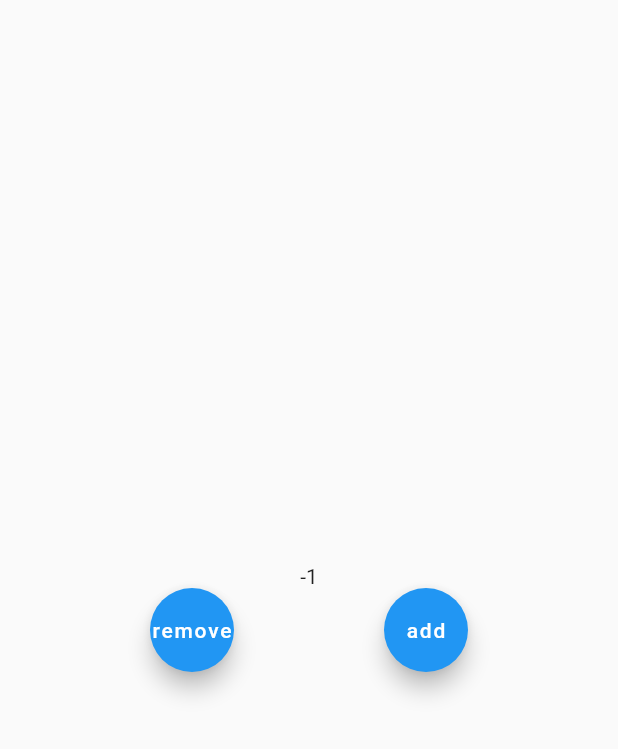
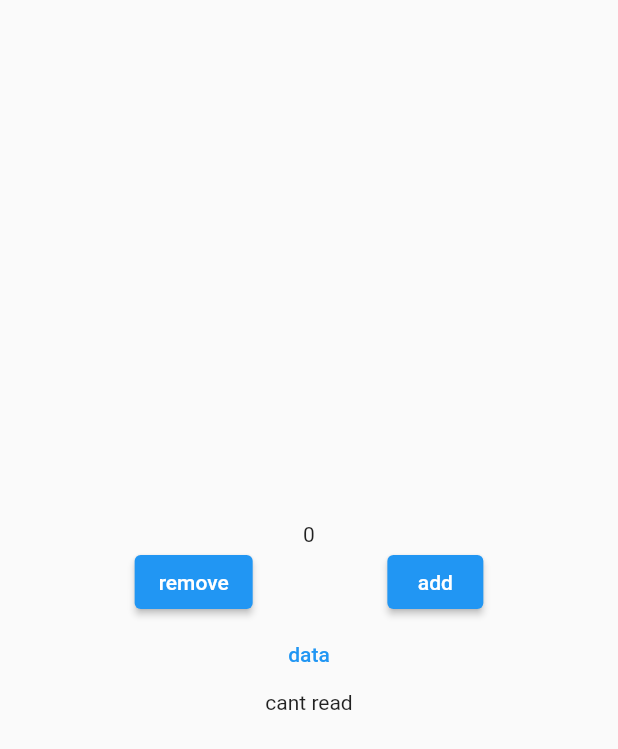
Before and after one commit to ofekSushan/bloc_test, a Flutter app: the screen it shows after launch, after a tap on "remove", on a phone screen of 412 x 824 dp. Shown: the top 749 px of the screen. Run offline on Flutter 3.47's test engine with Material 2 defaults, Android fonts, the phone set to English and light mode, and no system bars; our stand-ins replace bloc, connectivity_plus, flutter_bloc.

```diff
--- a/lib/cubit/counter_cubit.dart
+++ b/lib/cubit/counter_cubit.dart
@@ -1,10 +1,32 @@
+import 'dart:async';
+
 import 'package:bloc/bloc.dart';
+import 'package:bloc_test/globals/enum/enum.dart';
 import 'package:meta/meta.dart';
+
+import 'internet_cubit.dart';
+import 'dart:async';
+
+import 'package:flutter/material.dart';
+import 'package:provider/provider.dart';
+import 'package:flutter_bloc/flutter_bloc.dart';
 
 part 'counter_state.dart';
 
 class CounterCubit extends Cubit<CounterState> {
-  CounterCubit() : super(CounterState(counterValue: 0));
+  final InternetCubit internetCubit;
+  StreamSubscription? connectivitySubscription;
+
+  CounterCubit({
+    required this.internetCubit,
+  }) : super(CounterState(counterValue: 0)) {
+    connectivitySubscription = internetCubit.stream.listen((InternetState) {
+      if (InternetState is InternetConnection &&
+          InternetState != ConnectionTypes.noConnection) {
+        add();
+      }
+    });
+  }
 
   void add() => emit(
         CounterState(counterValue: state.counterValue + 1, Isadded: true),
@@ -12,4 +34,9 @@ class CounterCubit extends Cubit<CounterState> {
 
   void remove() =>
       emit(CounterState(counterValue: state.counterValue - 1, Isadded: false));
+
+  Future<void> close() {
+    connectivitySubscription?.cancel();
+    return super.close();
+  }
 }
--- /dev/null
+++ b/lib/cubit/internet_cubit.dart
@@ -0,0 +1,36 @@
+import 'dart:async';
+
+import 'package:bloc/bloc.dart';
+import 'package:bloc_test/globals/enum/enum.dart';
+import 'package:meta/meta.dart';
+import 'package:connectivity_plus/connectivity_plus.dart';
+
+part 'internet_state.dart';
+
+class InternetCubit extends Cubit<InternetState> {
+  final Connectivity connectivity;
+  StreamSubscription? connectivitySubscription;
+  InternetCubit({required this.connectivity}) : super(InternetLoading()) {
+    connectivity.onConnectivityChanged.listen(
+      (Result) {
+        if (Result == ConnectionTypes.wifi) {
+          ConnectToInternet(ConnectionTypes.wifi);
+        } else if (Result == ConnectionTypes.mobile) {
+          ConnectToInternet(ConnectionTypes.mobile);
+        } else if (Result == ConnectionTypes.noConnection) {
+          ConnectToInternet(ConnectionTypes.noConnection);
+        } else {
+          return ConnectToInternet(ConnectionTypes.cantread);
+        }
+      },
+    );
+  }
+
+  void ConnectToInternet(ConnectionTypes Type) =>
+      emit(InternetConnection(type: Type));
+
+  Future<void> close() {
+    connectivitySubscription!.cancel();
+    return super.close();
+  }
+}
--- /dev/null
+++ b/lib/cubit/internet_state.dart
@@ -0,0 +1,16 @@
+part of 'internet_cubit.dart';
+
+@immutable
+abstract class InternetState {}
+
+class InternetInitial extends InternetState {}
+
+class InternetLoading extends InternetState {}
+
+class InternetConnection extends InternetState {
+  final ConnectionTypes type;
+
+  InternetConnection({
+    required this.type,
+  });
+}
--- /dev/null
+++ b/lib/globals/enum/enum.dart
@@ -0,0 +1 @@
+enum ConnectionTypes { noConnection, wifi, mobile, cantread }
--- a/lib/main.dart
+++ b/lib/main.dart
@@ -1,23 +1,36 @@
 import 'dart:async';
 
+import 'package:bloc_test/cubit/internet_cubit.dart';
+import 'package:connectivity_plus/connectivity_plus.dart';
 import 'package:flutter/material.dart';
 import 'package:provider/provider.dart';
 import 'package:flutter_bloc/flutter_bloc.dart';
 
 import 'cubit/counter_cubit.dart';
+import 'screens/SecScreen.dart';
+import 'screens/splash.dart';
 
 void main() {
-  runApp(MyApp());
+  runApp(MyApp(
+    connection: Connectivity(),
+  ));
 }
 
 class MyApp extends StatelessWidget {
+  final Connectivity connection;
+
+  const MyApp({super.key, required this.connection});
+
   @override
   Widget build(BuildContext context) {
     return MultiProvider(
       providers: [
-        BlocProvider(
-          create: (_) => CounterCubit(),
-        )
+        BlocProvider<InternetCubit>(
+          create: (context) => InternetCubit(connectivity: connection),
+        ),
+        BlocProvider<CounterCubit>(
+            create: (context) =>
+                CounterCubit(internetCubit: context.read<InternetCubit>())),
       ],
       child: App(),
     );
@@ -28,54 +41,15 @@ class App extends StatelessWidget {
   @override
   Widget build(BuildContext context) {
     return MaterialApp(
-      home: Scaffold(
-        body: Column(
-          mainAxisAlignment: MainAxisAlignment.center,
-          children: [
-            BlocConsumer<CounterCubit, CounterState>(
-              listener: (context, state) {
-                if (state.Isadded == true)
-                  ScaffoldMessenger.of(context).showSnackBar(
-                    SnackBar(
-                      content: Text("nice"),
-                      duration: Duration(milliseconds: 300),
-                    ),
-                  );
-                if (state.Isadded == false)
-                  ScaffoldMessenger.of(context).showSnackBar(
-                    SnackBar(
-                      content: Text("bad"),
-                      duration: Duration(milliseconds: 300),
-                    ),
-                  );
-              },
-              builder: (context, state) {
-                return Text(state.counterValue.toString());
-              },
-            ),
-            Row(
-              mainAxisAlignment: MainAxisAlignment.spaceEvenly,
-              children: [
-                FloatingActionButton(
-                  onPressed: () {
-                    BlocProvider.of<CounterCubit>(context).remove();
-                  },
-                  child: (Text("remove")),
-                ),
-                FloatingActionButton(
-                  onPressed: () {
-                    BlocProvider.of<CounterCubit>(context).add();
-                  },
-                  child: Text("add"),
-                )
-              ],
-            ),
-          ],
-        ),
-      ),
+      routes: {
+        "/": (context) => const Splash(),
+        SecScreen.routeName: (context) => const SecScreen(),
+      },
     );
   }
 }
+
+
 
 // class MyApp extends StatelessWidget {
 //   @override
--- /dev/null
+++ b/lib/screens/SecScreen.dart
@@ -0,0 +1,64 @@
+import 'dart:async';
+
+import 'package:flutter/material.dart';
+import 'package:provider/provider.dart';
+import 'package:flutter_bloc/flutter_bloc.dart';
+
+import '../cubit/counter_cubit.dart';
+
+class SecScreen extends StatelessWidget {
+  const SecScreen({
+    super.key,
+  });
+
+  static const routeName = "/SecScreen";
+
+  @override
+  Widget build(BuildContext context) {
+    return Scaffold(
+      body: Column(
+        mainAxisAlignment: MainAxisAlignment.center,
+        children: [
+          BlocConsumer<CounterCubit, CounterState>(
+            listener: (context, state) {
+              if (state.Isadded == true)
+                ScaffoldMessenger.of(context).showSnackBar(
+                  SnackBar(
+                    content: Text("nice"),
+                    duration: Duration(milliseconds: 300),
+                  ),
+                );
+              if (state.Isadded == false)
+                ScaffoldMessenger.of(context).showSnackBar(
+                  SnackBar(
+                    content: Text("bad"),
+                    duration: Duration(milliseconds: 300),
+                  ),
+                );
+            },
+            builder: (context, state) {
+              return Text(state.counterValue.toString());
+            },
+          ),
+          Row(
+            mainAxisAlignment: MainAxisAlignment.spaceEvenly,
+            children: [
+              ElevatedButton(
+                onPressed: () {
+                  BlocProvider.of<CounterCubit>(context).remove();
+                },
+                child: (Text("rrr")),
+              ),
+              ElevatedButton(
+                onPressed: () {
+                  BlocProvider.of<CounterCubit>(context).add();
+                },
+                child: Text("aaa"),
+              )
+            ],
+          ),
+        ],
+      ),
+    );
+  }
+}
--- /dev/null
+++ b/lib/screens/splash.dart
@@ -0,0 +1,94 @@
+import 'dart:async';
+
+import 'package:bloc_test/globals/enum/enum.dart';
+import 'package:bloc_test/screens/secScreen.dart';
+import 'package:flutter/material.dart';
+import 'package:provider/provider.dart';
+import 'package:flutter_bloc/flutter_bloc.dart';
+
+import '../cubit/counter_cubit.dart';
+import '../cubit/internet_cubit.dart';
+
+class Splash extends StatelessWidget {
+  const Splash({
+    super.key,
+  });
+
+  @override
+  Widget build(BuildContext context) {
+    return Scaffold(
+      body: Column(
+        mainAxisAlignment: MainAxisAlignment.center,
+        children: [
+          BlocConsumer<CounterCubit, CounterState>(
+            listener: (context, state) {
+              if (state.Isadded == true)
+                ScaffoldMessenger.of(context).showSnackBar(
+                  SnackBar(
+                    content: Text("nice"),
+                    duration: Duration(milliseconds: 300),
+                  ),
+                );
+              if (state.Isadded == false)
+                ScaffoldMessenger.of(context).showSnackBar(
+                  SnackBar(
+                    content: Text("bad"),
+                    duration: Duration(milliseconds: 300),
+                  ),
+                );
+            },
+            builder: (context, state) {
+              return Text(state.counterValue > 0
+                  ? "yay" + state.counterValue.toString()
+                  : state.counterValue.toString());
+            },
+          ),
+          Row(
+            mainAxisAlignment: MainAxisAlignment.spaceEvenly,
+            children: [
+              ElevatedButton(
+                onPressed: () {
+                  BlocProvider.of<CounterCubit>(context).remove();
+                },
+                child: (Text("remove")),
+              ),
+              ElevatedButton(
+                onPressed: () {
+                  BlocProvider.of<CounterCubit>(context).add();
+                },
+                child: Text("add"),
+              )
+            ],
+          ),
+          TextButton(
+            onPressed: () =>
+                Navigator.of(context).pushNamed(SecScreen.routeName),
+            child: Text("data"),
+          ),
+          BlocBuilder<InternetCubit, InternetState>(
+            builder: (context, state) {
+              if (state is InternetConnection) {
+                print('${state.type}+"ofek"');
+              }
+              if (state is InternetConnection &&
+                  state.type == ConnectionTypes.wifi) {
+                return Text("wifi");
+              } else if (state is InternetConnection &&
+                  state.type == ConnectionTypes.mobile) {
+                return Text("mobile");
+              } else if (state is InternetConnection &&
+                  state.type == ConnectionTypes.noConnection) {
+                return Text("no");
+              } else if (state is InternetConnection &&
+                  state.type == ConnectionTypes.cantread) {
+                return Text("cant read");
+              }
+
+              return Container();
+            },
+          )
+        ],
+      ),
+    );
+  }
+}
--- a/pubspec.yaml
+++ b/pubspec.yaml
@@ -35,6 +35,7 @@ dependencies:
   # Use with the CupertinoIcons class for iOS style icons.
   cupertino_icons: ^1.0.2
   flutter_bloc: ^8.1.2
+  connectivity_plus: ^3.0.4
 
 
 dev_dependencies:
```
Also changed, not shown: pubspec.lock, 3 other files.
